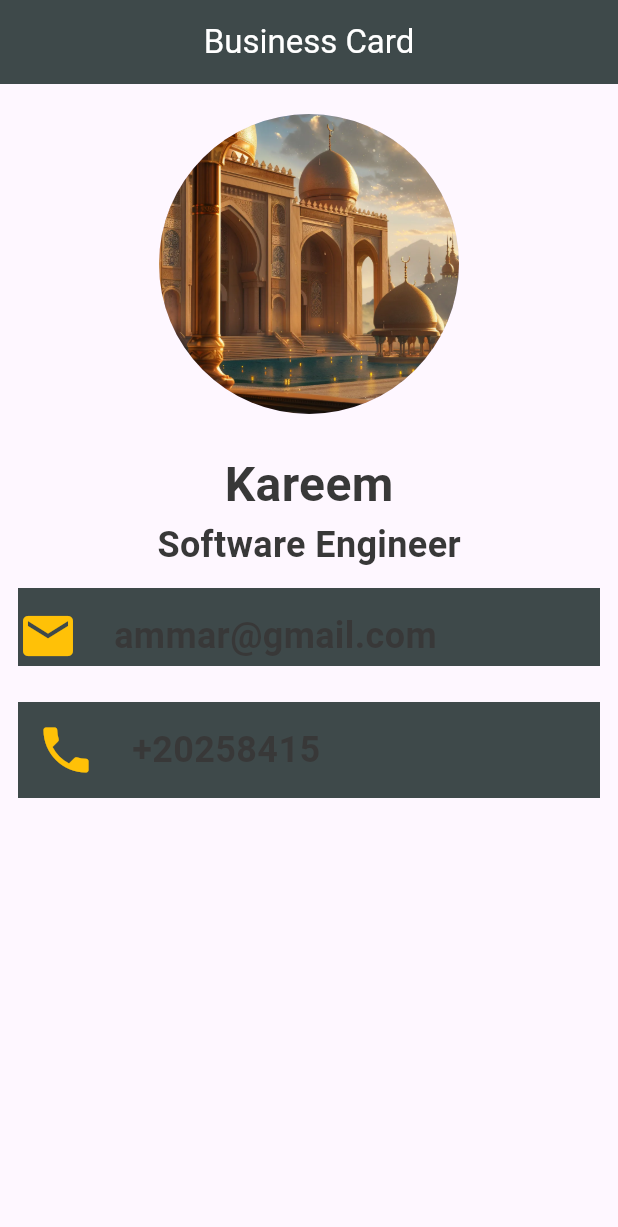
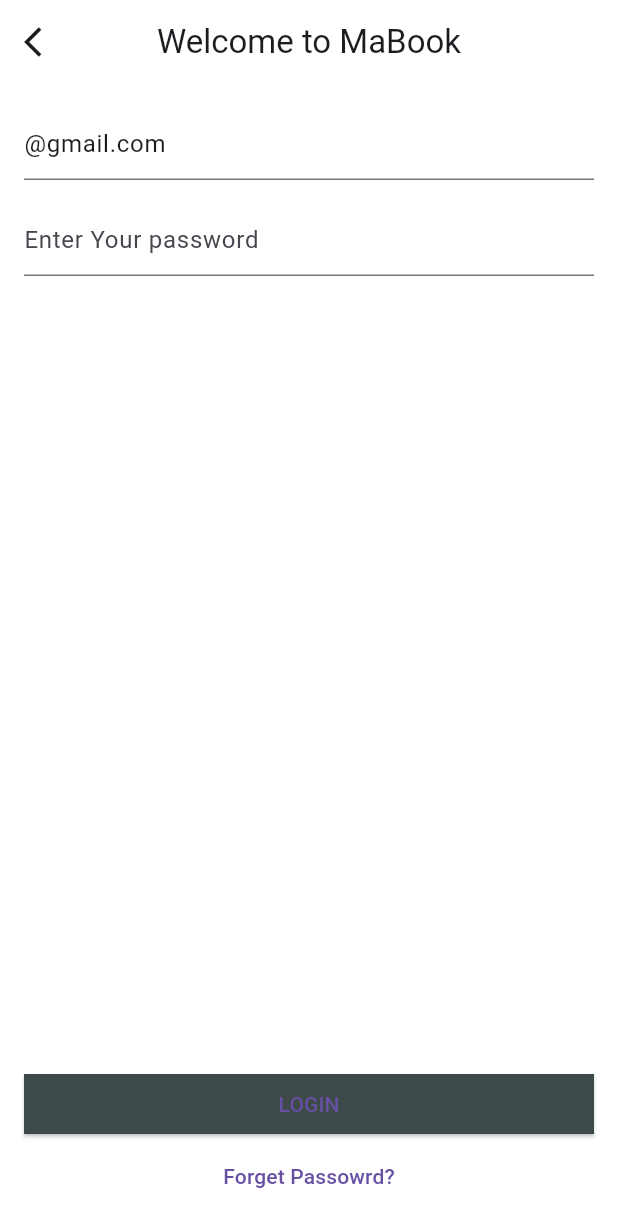
Before and after one commit to AmmarAgeeza/Up-Flutter-Round-3, a Flutter app: the screen it shows after launch, on a phone screen of 412 x 824 dp. Shown: the top 1227 px of the screen. Run offline on Flutter 3.47's test engine with Material 3 defaults, Android fonts, the light colour scheme and no system bars.

Commit message:
interactive widgets

```diff
--- /dev/null
+++ b/lib/flutter_interactive_widgets/login_screen.dart
@@ -0,0 +1,157 @@
+import 'package:flutter/material.dart';
+
+class LoginScreen extends StatelessWidget {
+  LoginScreen({super.key});
+  TextEditingController emailController =
+      TextEditingController(text: '@gmail.com');
+  TextEditingController passwordController = TextEditingController();
+  @override
+  Widget build(BuildContext context) {
+    return Scaffold(
+        backgroundColor: const Color(0xffFFFFFF),
+        appBar: AppBar(
+          backgroundColor: Colors.transparent,
+          title: const Text('Welcome to MaBook'),
+          centerTitle: true,
+          leading: const Icon(Icons.arrow_back_ios),
+          // actions: const [
+          //   Icon(Icons.notifications),
+          // ],
+        ),
+        body: Padding(
+          padding: const EdgeInsets.all(16.0),
+          child: Column(
+            children: [
+              //Column
+              // 1.TextField => email
+              TextField(
+                // enabled: false,
+                controller: emailController,
+                textInputAction: TextInputAction.next,
+                // keyboardType: TextInputType.phone,
+                decoration: const InputDecoration(
+                  // fillColor: Colors.grey,
+                  // filled: true,
+                  hintText: 'Enter Your Email',
+                ),
+              ),
+              /*
+              TextField(
+                controller: emailController,
+                cursorColor: Colors.black,
+                onChanged: (value) {
+                  // log(value);
+                },
+                onSubmitted: (value) {
+                  // log(value);
+                  log(emailController.text);
+                  emailController.clear();
+                },
+                decoration: InputDecoration(
+                  hintText: 'Enter Your Email',
+                  // labelText: 'Email',
+                  label: const Row(
+                    children: [Text('Email'), Icon(Icons.mail)],
+                  ),
+                  hintStyle: const TextStyle(),
+                  enabledBorder: OutlineInputBorder(
+                    borderRadius: BorderRadius.circular(24),
+                    borderSide: const BorderSide(
+                      color: Colors.blue,
+                      width: 2.0,
+                    ),
+                  ),
+                  focusedBorder: OutlineInputBorder(
+                    borderRadius: BorderRadius.circular(24),
+                    borderSide: const BorderSide(
+                      color: Colors.green,
+                      width: 2.0,
+                    ),
+                  ),
+                ),
+              ),
+              */
+              // 2.TextFiled => password
+              const SizedBox(
+                height: 16,
+              ),
+              TextField(
+                controller: passwordController,
+                textInputAction: TextInputAction.done,
+                // keyboardType: TextInputType.phone,
+                decoration: const InputDecoration(
+                  // fillColor: Colors.grey,
+                  // filled: true,
+                  hintText: 'Enter Your password',
+                ),
+              ),
+              /*
+              TextField(
+                controller: passwordController,
+                cursorColor: Colors.black,
+                onChanged: (value) {
+                  // log(value);
+                },
+                onSubmitted: (value) {
+                  // log(value);
+                  log(passwordController.text);
+                  passwordController.clear();
+                },
+                decoration: InputDecoration(
+                  // prefix: Icon(Icons.lock),
+                  prefixIcon: const Icon(Icons.lock),
+                  suffixIcon: const Icon(Icons.visibility_off),
+                  hintText: 'Enter Your Passord',
+                  labelText: 'Password',
+                  // label: const Row(
+                  //   children: [Text('P'), Icon(Icons.mail)],
+                  // ),
+                  hintStyle: const TextStyle(),
+                  enabledBorder: OutlineInputBorder(
+                    borderRadius: BorderRadius.circular(24),
+                    borderSide: const BorderSide(
+                      color: Colors.blue,
+                      width: 2.0,
+                    ),
+                  ),
+                  focusedBorder: OutlineInputBorder(
+                    borderRadius: BorderRadius.circular(24),
+                    borderSide: const BorderSide(
+                      color: Colors.green,
+                      width: 2.0,
+                    ),
+                  ),
+                ),
+              ),
+             */
+              // 3.Spacer
+              const Spacer(),
+              const SizedBox(
+                height: 16,
+              ),
+              // 4.Button => login
+              SizedBox(
+                width: double.infinity,
+                child: ElevatedButton(
+                  onLongPress: () {},
+                  onPressed: () {},
+                  style: ElevatedButton.styleFrom(
+                    shape: const RoundedRectangleBorder(
+                        // borderRadius: BorderRadius.circular(0),
+                        ),
+                    backgroundColor: const Color(0xff3E494A),
+                    // MaterialStateProperty.all(const Color(0xff3E494A)),
+                  ),
+                  child: Text('Login'.toUpperCase()),
+                ),
+              ),
+              // 5.TextButton => forget password
+              TextButton(
+                child: const Text('Forget Passowrd?'),
+                onPressed: () {},
+              ),
+            ],
+          ),
+        ));
+  }
+}
--- a/lib/main.dart
+++ b/lib/main.dart
@@ -1,142 +1,22 @@
 import 'package:flutter/material.dart';
+
+import 'flutter_interactive_widgets/login_screen.dart';
 
 void main() {
   // tests();
-  runApp(RootAppWidget()); //materailApp
+  runApp(const RootAppWidget()); //materailApp
 }
 
 class RootAppWidget extends StatelessWidget {
-  RootAppWidget({super.key});
-  int counter = 0;
+  const RootAppWidget({super.key});
+  // int counter = 0;
   @override
   Widget build(BuildContext context) {
-    print(counter++);
+    // print(counter++);
     return MaterialApp(
       debugShowCheckedModeBanner: false,
       title: 'Up Flutter Round 3',
-      home: Scaffold(
-        appBar: AppBar(
-          centerTitle: true,
-          backgroundColor: const Color(0xff3E494A), //Colors.black,
-          title: const Text(
-            'Business Card',
-            style: TextStyle(
-              color: Colors.white,
-            ),
-          ),
-        ),
-        body: Column(
-          children: [
-            //image
-            // Center(),
-            // Center(
-            //   child: ClipRRect(
-            //     borderRadius: BorderRadius.circular(26),
-            //     child: Image.asset(
-            //       'assets/images/image.png',
-            //       height: 150,
-            //       width: 250,
-            //       // fit: BoxFit.fill,
-            //       // fit: BoxFit.fill,
-            //     ),
-            //   ),
-            // ),
-            const SizedBox(
-              height: 20,
-              // width: ,
-            ),
-            const CircleAvatar(
-              radius: 100,
-              // backgroundColor: Colors.black,
-              backgroundImage: AssetImage(
-                'assets/images/image.png',
-              ),
-            ),
-            const SizedBox(
-              height: 24,
-            ),
-            //name
-            const Text(
-              'Kareem',
-              style: TextStyle(
-                color: Color(0xff383838),
-                fontSize: 32,
-                fontWeight: FontWeight.bold,
-              ),
-            ),
-            //tilte
-            const Text(
-              'Software Engineer',
-              style: TextStyle(
-                color: Color(0xff383838),
-                fontSize: 24,
-                fontWeight: FontWeight.w600,
-              ),
-            ),
-            //email
-            Container(
-              color: const Color(0xff3E494A),
-              // padding: const EdgeInsets.all(12),
-              padding: const EdgeInsets.only(top: 12),
-
-              margin: const EdgeInsets.all(12),
-              child: const Row(
-                // mainAxisSize: MainAxisSize.min,
-                children: [
-                  //icon
-                  Icon(
-                    Icons.mail,
-                    color: Colors.amber,
-                    size: 40,
-                  ),
-                  SizedBox(
-                    width: 24,
-                  ),
-                  //tilte
-                  Text(
-                    'ammar@gmail.com',
-                    style: TextStyle(
-                      color: Color(0xff383838),
-                      fontSize: 24,
-                      fontWeight: FontWeight.w600,
-                    ),
-                  ),
-                ],
-              ),
-            ),
-
-            //phone
-            Container(
-              color: const Color(0xff3E494A),
-              padding: const EdgeInsets.all(12),
-              margin: const EdgeInsets.all(12),
-              child: const Row(
-                // mainAxisSize: MainAxisSize.min,
-                children: [
-                  //icon
-                  Icon(
-                    Icons.phone,
-                    color: Colors.amber,
-                    size: 40,
-                  ),
-                  SizedBox(
-                    width: 24,
-                  ),
-                  //tilte
-                  Text(
-                    '+20258415',
-                    style: TextStyle(
-                      color: Color(0xff383838),
-                      fontSize: 24,
-                      fontWeight: FontWeight.w600,
-                    ),
-                  ),
-                ],
-              ),
-            ),
-          ],
-        ),
-      ),
+      home: LoginScreen(),
     );
   }
 }
```
Also changed, not shown: lib/flutter_basics_widgets/businees_card.dart (added, +185 -0 lines), 1 other file.
